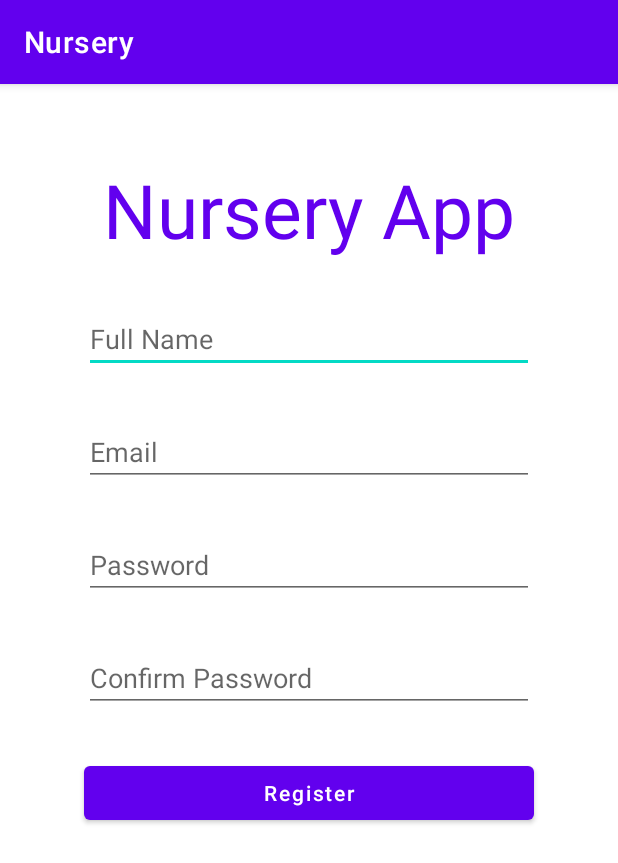
After one commit to Aravindsai24/Nursery, an Android app: the SignUp screen opened directly, with no data from a screen before it, on a phone screen of 412 x 824 dp. The commit adds this screen. Shown: the top 863 px of the screen. Run offline under Robolectric (Android 15) with nearby library versions, the phone set to English and light mode, and no system bars; our stand-ins replace Firebase (no records; nobody signed in at launch, a user with empty details on screens opened directly).

Commit message:
Sign In and Sign Up Screens with linear layout. Used firebase auth with googlesignIn and email

```diff
--- a/app/src/main/java/com/example/nursery/MainActivity.kt
+++ b/app/src/main/java/com/example/nursery/HomeActivity.kt
@@ -3,9 +3,9 @@ package com.example.nursery
 import androidx.appcompat.app.AppCompatActivity
 import android.os.Bundle
 
-class MainActivity : AppCompatActivity() {
+class HomeActivity : AppCompatActivity() {
     override fun onCreate(savedInstanceState: Bundle?) {
         super.onCreate(savedInstanceState)
-        setContentView(R.layout.activity_main)
+        setContentView(R.layout.activity_home)
     }
 }
--- /dev/null
+++ b/app/src/main/java/com/example/nursery/SignUp.kt
@@ -0,0 +1,76 @@
+package com.example.nursery
+
+import android.content.Intent
+import androidx.appcompat.app.AppCompatActivity
+import android.os.Bundle
+import android.view.View
+import android.widget.Button
+import android.widget.EditText
+import android.widget.Toast
+import com.google.android.gms.tasks.OnCompleteListener
+import com.google.firebase.auth.AuthResult
+import com.google.firebase.auth.FirebaseAuth
+import com.google.firebase.auth.FirebaseUser
+
+class SignUp : AppCompatActivity() {
+    lateinit var etfullname: EditText
+    lateinit var email: EditText
+    lateinit var password: EditText
+    lateinit var password2: EditText
+    lateinit var register: Button
+
+    override fun onCreate(savedInstanceState: Bundle?) {
+        super.onCreate(savedInstanceState)
+        setContentView(R.layout.activity_sign_up)
+        etfullname = findViewById(R.id.etFullName)
+        email = findViewById(R.id.etEmail)
+        password = findViewById(R.id.etPassword)
+        password2 = findViewById(R.id.etPassword2)
+        register = findViewById(R.id.register)
+    }
+
+    fun RegisterDetails(view: View) {
+
+        if ((password.text.toString() != password2.text.toString()) || !isEmailValid(
+                email.text.toString().trim { it <= ' ' })
+        ) {
+            Toast.makeText(this, "Enter Valid Details", Toast.LENGTH_LONG).show()
+        } else {
+            FirebaseAuth.getInstance()
+                .createUserWithEmailAndPassword(email.text.toString().trim { it <= ' ' },
+                    password.text.toString().trim { it <= ' ' }).addOnCompleteListener(
+                    OnCompleteListener<AuthResult> { task ->
+                        if (task.isSuccessful) {
+                            val firebaseUser: FirebaseUser = task.result!!.user!!
+                            Toast.makeText(this, "Registration Successful", Toast.LENGTH_SHORT)
+                                .show()
+                            userFullName = etfullname.text.toString()
+                            // the auth.user is signed out and sent to signin screen
+                            FirebaseAuth.getInstance().signOut()
+                            val intent = Intent(this, GoogleSignInActivity::class.java)
+                            intent.addFlags(Intent.FLAG_ACTIVITY_NEW_TASK)
+                            intent.addFlags(Intent.FLAG_ACTIVITY_CLEAR_TASK)
+                            startActivity(intent)
+                            finish()
+                        } else {
+                            Toast.makeText(
+                                this,
+                                "Registration Unsuccessful" + task.exception!!.message.toString(),
+                                Toast.LENGTH_SHORT
+                            )
+                                .show()
+                            userFullName= ""
+                        }
+                    }
+                )
+        }
+
+    }
+
+    private fun isEmailValid(email: String): Boolean {
+        return android.util.Patterns.EMAIL_ADDRESS.matcher(email).matches()
+    }
+    companion object{
+        var userFullName:String =""
+    }
+}
--- /dev/null
+++ b/app/src/main/res/layout/activity_sign_up.xml
@@ -0,0 +1,56 @@
+<?xml version="1.0" encoding="utf-8"?>
+<LinearLayout xmlns:android="http://schemas.android.com/apk/res/android"
+    xmlns:app="http://schemas.android.com/apk/res-auto"
+    xmlns:tools="http://schemas.android.com/tools"
+    android:layout_width="match_parent"
+    android:layout_height="match_parent"
+    tools:context=".SignUp"
+    android:orientation="vertical">
+    <TextView
+        android:layout_width="wrap_content"
+        android:layout_height="wrap_content"
+        android:text="Nursery App"
+        android:textColor="@color/design_default_color_primary"
+        android:textSize="50sp"
+        android:layout_gravity="center_horizontal"
+        android:layout_marginTop="50dp"/>
+    <EditText
+        android:id="@+id/etFullName"
+        android:layout_width="300dp"
+        android:layout_height="wrap_content"
+        android:layout_gravity="center_horizontal"
+        android:hint="Full Name"
+        android:layout_marginTop="30dp"/>
+    <EditText
+        android:id="@+id/etEmail"
+        android:layout_width="300dp"
+        android:layout_height="wrap_content"
+        android:layout_gravity="center_horizontal"
+        android:hint="Email"
+        android:layout_marginTop="30dp"/>
+    <EditText
+        android:id="@+id/etPassword"
+        android:layout_width="300dp"
+        android:layout_height="wrap_content"
+        android:layout_gravity="center_horizontal"
+        android:hint="Password"
+        android:layout_marginTop="30dp"
+        android:inputType="textPassword"/>
+    <EditText
+        android:id="@+id/etPassword2"
+        android:layout_width="300dp"
+        android:layout_height="wrap_content"
+        android:layout_gravity="center_horizontal"
+        android:hint="Confirm Password"
+        android:layout_marginTop="30dp"
+        android:inputType="textPassword"/>
+    <Button
+        android:id="@+id/register"
+        android:layout_width="300dp"
+        android:layout_height="wrap_content"
+        android:text="Register"
+        android:textAllCaps="false"
+        android:layout_gravity="center_horizontal"
+        android:layout_marginTop="30dp"
+        android:onClick="RegisterDetails"/>
+</LinearLayout>
--- a/build.gradle
+++ b/build.gradle
@@ -8,6 +8,7 @@ buildscript {
     dependencies {
         classpath "com.android.tools.build:gradle:4.2.2"
         classpath "org.jetbrains.kotlin:kotlin-gradle-plugin:$kotlin_version"
+        classpath 'com.google.gms:google-services:4.3.8'
 
         // NOTE: Do not place your application dependencies here; they belong
         // in the individual module build.gradle files
```
Also changed, not shown: app/build.gradle (+7 -0 lines), app/src/main/AndroidManifest.xml (+9 -1 lines), app/src/main/java/com/example/nursery/GoogleSignInActivity.kt (added, +155 -0 lines), app/src/main/res/layout/activity_google_sign_in.xml (added, +73 -0 lines), app/src/main/res/layout/activity_home.xml (renamed from app/src/main/res/layout/activity_main.xml, +1 -10 lines), 1 other file.
